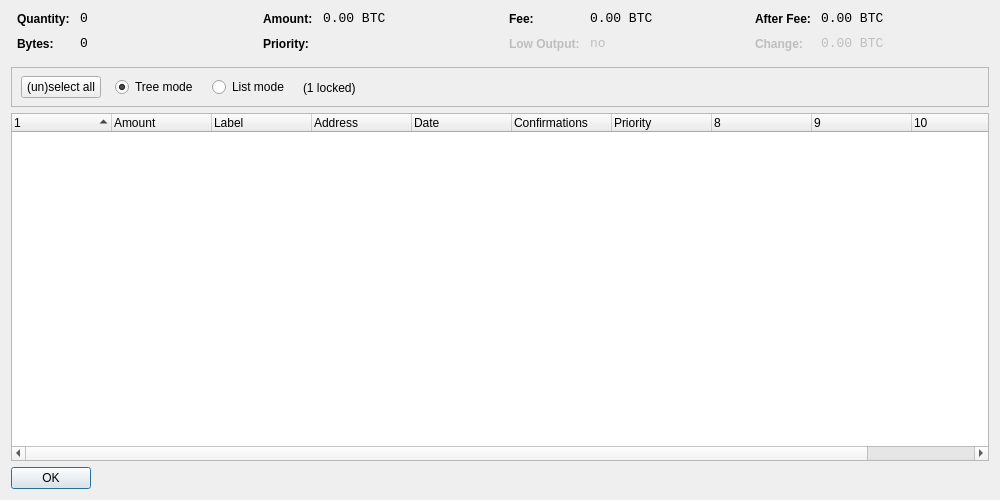
The window that src/qt/forms/coincontroldialog.ui (vtsxking/ignitecoin) describes before a commit, drawn with Qt 5.
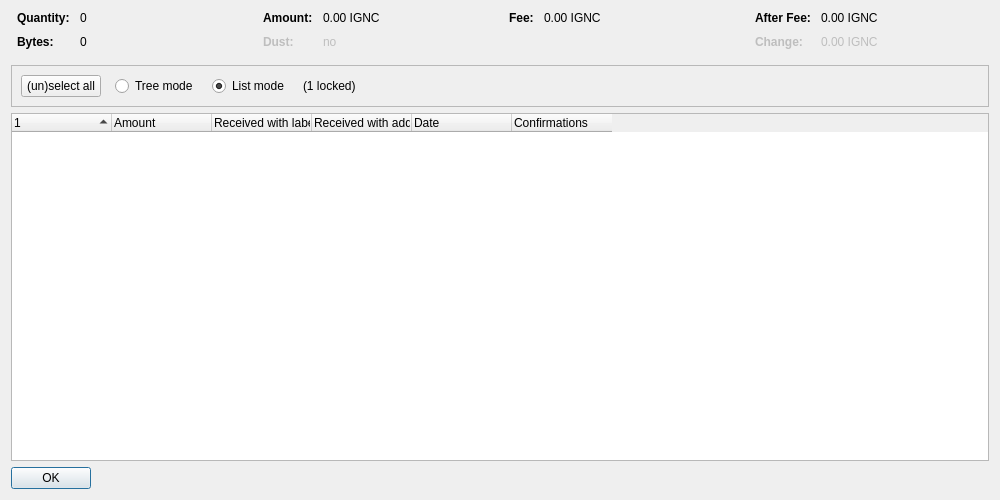
The same window after the commit. Custom widgets are drawn as their Qt base class.

```diff
--- a/src/qt/forms/coincontroldialog.ui
+++ b/src/qt/forms/coincontroldialog.ui
@@ -38,8 +38,11 @@
        </property>
        <item row="0" column="0">
         <widget class="QLabel" name="labelCoinControlQuantityText">
-         <property name="styleSheet">
-          <string notr="true">font-weight:bold;</string>
+         <property name="font">
+          <font>
+           <weight>75</weight>
+           <bold>true</bold>
+          </font>
          </property>
          <property name="text">
           <string>Quantity:</string>
@@ -48,12 +51,6 @@
        </item>
        <item row="0" column="1">
         <widget class="QLabel" name="labelCoinControlQuantity">
-         <property name="font">
-          <font>
-           <family>Monospace</family>
-           <pointsize>10</pointsize>
-          </font>
-         </property>
          <property name="cursor">
           <cursorShape>IBeamCursor</cursorShape>
          </property>
@@ -70,8 +67,11 @@
        </item>
        <item row="1" column="0">
         <widget class="QLabel" name="labelCoinControlBytesText">
-         <property name="styleSheet">
-          <string notr="true">font-weight:bold;</string>
+         <property name="font">
+          <font>
+           <weight>75</weight>
+           <bold>true</bold>
+          </font>
          </property>
          <property name="text">
           <string>Bytes:</string>
@@ -80,12 +80,6 @@
        </item>
        <item row="1" column="1">
         <widget class="QLabel" name="labelCoinControlBytes">
-         <property name="font">
-          <font>
-           <family>Monospace</family>
-           <pointsize>10</pointsize>
-          </font>
-         </property>
          <property name="cursor">
           <cursorShape>IBeamCursor</cursorShape>
          </property>
@@ -118,8 +112,11 @@
        </property>
        <item row="0" column="0">
         <widget class="QLabel" name="labelCoinControlAmountText">
-         <property name="styleSheet">
-          <string notr="true">font-weight:bold;</string>
+         <property name="font">
+          <font>
+           <weight>75</weight>
+           <bold>true</bold>
+          </font>
          </property>
          <property name="text">
           <string>Amount:</string>
@@ -128,12 +125,6 @@
        </item>
        <item row="0" column="1">
         <widget class="QLabel" name="labelCoinControlAmount">
-         <property name="font">
-          <font>
-           <family>Monospace</family>
-           <pointsize>10</pointsize>
-          </font>
-         </property>
          <property name="cursor">
           <cursorShape>IBeamCursor</cursorShape>
          </property>
@@ -141,7 +132,7 @@
           <enum>Qt::ActionsContextMenu</enum>
          </property>
          <property name="text">
-          <string notr="true">0.00 BTC</string>
+          <string notr="true">0.00 IGNC</string>
          </property>
          <property name="textInteractionFlags">
           <set>Qt::LinksAccessibleByMouse|Qt::TextSelectableByKeyboard|Qt::TextSelectableByMouse</set>
@@ -149,22 +140,25 @@
         </widget>
        </item>
        <item row="1" column="0">
-        <widget class="QLabel" name="labelCoinControlPriorityText">
-         <property name="styleSheet">
-          <string notr="true">font-weight:bold;</string>
+        <widget class="QLabel" name="labelCoinControlLowOutputText">
+         <property name="enabled">
+          <bool>false</bool>
+         </property>
+         <property name="font">
+          <font>
+           <weight>75</weight>
+           <bold>true</bold>
+          </font>
          </property>
          <property name="text">
-          <string>Priority:</string>
+          <string>Dust:</string>
          </property>
         </widget>
        </item>
        <item row="1" column="1">
-        <widget class="QLabel" name="labelCoinControlPriority">
-         <property name="font">
-          <font>
-           <family>Monospace</family>
-           <pointsize>10</pointsize>
-          </font>
+        <widget class="QLabel" name="labelCoinControlLowOutput">
+         <property name="enabled">
+          <bool>false</bool>
          </property>
          <property name="cursor">
           <cursorShape>IBeamCursor</cursorShape>
@@ -173,7 +167,7 @@
           <enum>Qt::ActionsContextMenu</enum>
          </property>
          <property name="text">
-          <string/>
+          <string notr="true">no</string>
          </property>
          <property name="textInteractionFlags">
           <set>Qt::LinksAccessibleByMouse|Qt::TextSelectableByKeyboard|Qt::TextSelectableByMouse</set>
@@ -198,8 +192,11 @@
        </property>
        <item row="0" column="0">
         <widget class="QLabel" name="labelCoinControlFeeText">
-         <property name="styleSheet">
-          <string notr="true">font-weight:bold;</string>
+         <property name="font">
+          <font>
+           <weight>75</weight>
+           <bold>true</bold>
+          </font>
          </property>
          <property name="text">
           <string>Fee:</string>
@@ -208,12 +205,6 @@
        </item>
        <item row="0" column="1">
         <widget class="QLabel" name="labelCoinControlFee">
-         <property name="font">
-          <font>
-           <family>Monospace</family>
-           <pointsize>10</pointsize>
-          </font>
-         </property>
          <property name="cursor">
           <cursorShape>IBeamCursor</cursorShape>
          </property>
@@ -221,45 +212,7 @@
           <enum>Qt::ActionsContextMenu</enum>
          </property>
          <property name="text">
-          <string notr="true">0.00 BTC</string>
-         </property>
-         <property name="textInteractionFlags">
-          <set>Qt::LinksAccessibleByMouse|Qt::TextSelectableByKeyboard|Qt::TextSelectableByMouse</set>
-         </property>
-        </widget>
-       </item>
-       <item row="1" column="0">
-        <widget class="QLabel" name="labelCoinControlLowOutputText">
-         <property name="enabled">
-          <bool>false</bool>
-         </property>
-         <property name="styleSheet">
-          <string notr="true">font-weight:bold;</string>
-         </property>
-         <property name="text">
-          <string>Low Output:</string>
-         </property>
-        </widget>
-       </item>
-       <item row="1" column="1">
-        <widget class="QLabel" name="labelCoinControlLowOutput">
-         <property name="enabled">
-          <bool>false</bool>
-         </property>
-         <property name="font">
-          <font>
-           <family>Monospace</family>
-           <pointsize>10</pointsize>
-          </font>
-         </property>
-         <property name="cursor">
-          <cursorShape>IBeamCursor</cursorShape>
-         </property>
-         <property name="contextMenuPolicy">
-          <enum>Qt::ActionsContextMenu</enum>
-         </property>
-         <property name="text">
-          <string>no</string>
+          <string notr="true">0.00 IGNC</string>
          </property>
          <property name="textInteractionFlags">
           <set>Qt::LinksAccessibleByMouse|Qt::TextSelectableByKeyboard|Qt::TextSelectableByMouse</set>
@@ -284,8 +237,11 @@
        </property>
        <item row="0" column="0">
         <widget class="QLabel" name="labelCoinControlAfterFeeText">
-         <property name="styleSheet">
-          <string notr="true">font-weight:bold;</string>
+         <property name="font">
+          <font>
+           <weight>75</weight>
+           <bold>true</bold>
+          </font>
          </property>
          <property name="text">
           <string>After Fee:</string>
@@ -294,12 +250,6 @@
        </item>
        <item row="0" column="1">
         <widget class="QLabel" name="labelCoinControlAfterFee">
-         <property name="font">
-          <font>
-           <family>Monospace</family>
-           <pointsize>10</pointsize>
-          </font>
-         </property>
          <property name="cursor">
           <cursorShape>IBeamCursor</cursorShape>
          </property>
@@ -307,7 +257,7 @@
           <enum>Qt::ActionsContextMenu</enum>
          </property>
          <property name="text">
-          <string notr="true">0.00 BTC</string>
+          <string notr="true">0.00 IGNC</string>
          </property>
          <property name="textInteractionFlags">
           <set>Qt::LinksAccessibleByMouse|Qt::TextSelectableByKeyboard|Qt::TextSelectableByMouse</set>
@@ -319,8 +269,11 @@
          <property name="enabled">
           <bool>false</bool>
          </property>
-         <property name="styleSheet">
-          <string notr="true">font-weight:bold;</string>
+         <property name="font">
+          <font>
+           <weight>75</weight>
+           <bold>true</bold>
+          </font>
          </property>
          <property name="text">
           <string>Change:</string>
@@ -332,12 +285,6 @@
          <property name="enabled">
           <bool>false</bool>
          </property>
-         <property name="font">
-          <font>
-           <family>Monospace</family>
-           <pointsize>10</pointsize>
-          </font>
-         </property>
          <property name="cursor">
           <cursorShape>IBeamCursor</cursorShape>
          </property>
@@ -345,7 +292,7 @@
           <enum>Qt::ActionsContextMenu</enum>
          </property>
          <property name="text">
-          <string notr="true">0.00 BTC</string>
+          <string notr="true">0.00 IGNC</string>
          </property>
          <property name="textInteractionFlags">
           <set>Qt::LinksAccessibleByMouse|Qt::TextSelectableByKeyboard|Qt::TextSelectableByMouse</set>
@@ -370,15 +317,8 @@
      <property name="frameShadow">
       <enum>QFrame::Sunken</enum>
      </property>
-     <widget class="QWidget" name="horizontalLayoutWidget">
-      <property name="geometry">
-       <rect>
-        <x>10</x>
-        <y>0</y>
-        <width>781</width>
-        <height>41</height>
-       </rect>
-      </property>
+     <layout class="QHBoxLayout" name="horizontalLayout">
+      <item>
       <layout class="QHBoxLayout" name="horizontalLayoutPanel" stretch="0,0,0,0,0">
        <property name="spacing">
         <number>14</number>
@@ -394,6 +334,9 @@
          <property name="text">
           <string>(un)select all</string>
          </property>
+          <property name="autoDefault">
+           <bool>false</bool>
+          </property>
         </widget>
        </item>
        <item>
@@ -407,9 +350,6 @@
          <property name="text">
           <string>Tree mode</string>
          </property>
-         <property name="checked">
-          <bool>true</bool>
-         </property>
         </widget>
        </item>
        <item>
@@ -423,6 +363,9 @@
          <property name="text">
           <string>List mode</string>
          </property>
+          <property name="checked">
+           <bool>true</bool>
+          </property>
         </widget>
        </item>
        <item>
@@ -446,7 +389,8 @@
         </spacer>
        </item>
       </layout>
-     </widget>
+      </item>
+     </layout>
     </widget>
    </item>
    <item>
@@ -458,7 +402,7 @@
       <bool>false</bool>
      </property>
      <property name="columnCount">
-      <number>11</number>
+      <number>6</number>
      </property>
      <attribute name="headerShowSortIndicator" stdset="0">
       <bool>true</bool>
@@ -478,12 +422,12 @@
      </column>
      <column>
       <property name="text">
-       <string notr="true">Label</string>
+       <string>Received with label</string>
       </property>
      </column>
      <column>
       <property name="text">
-       <string>Address</string>
+       <string>Received with address</string>
       </property>
      </column>
      <column>
@@ -499,11 +443,6 @@
        <string>Confirmed</string>
       </property>
      </column>
-     <column>
-      <property name="text">
-       <string>Priority</string>
-      </property>
-     </column>
      <column>
       <property name="text">
        <string/>
```
Left out of the diff: 6 changed lines with no effect on the pictures. Lines whose indentation alone changed are shown as unchanged.
